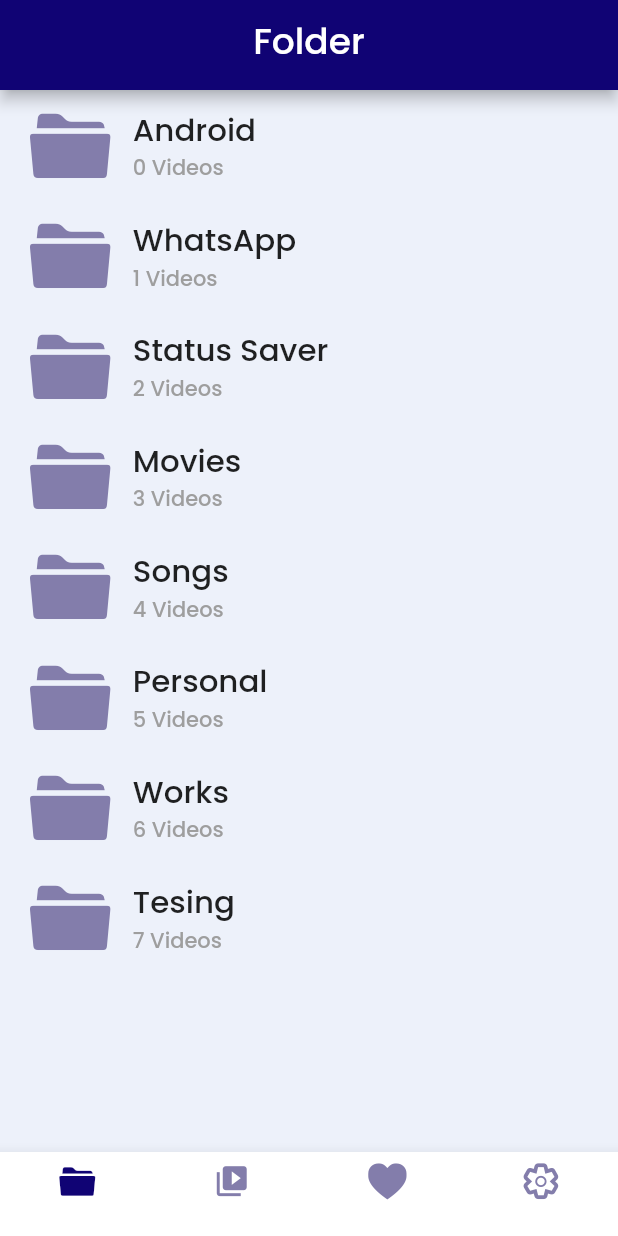
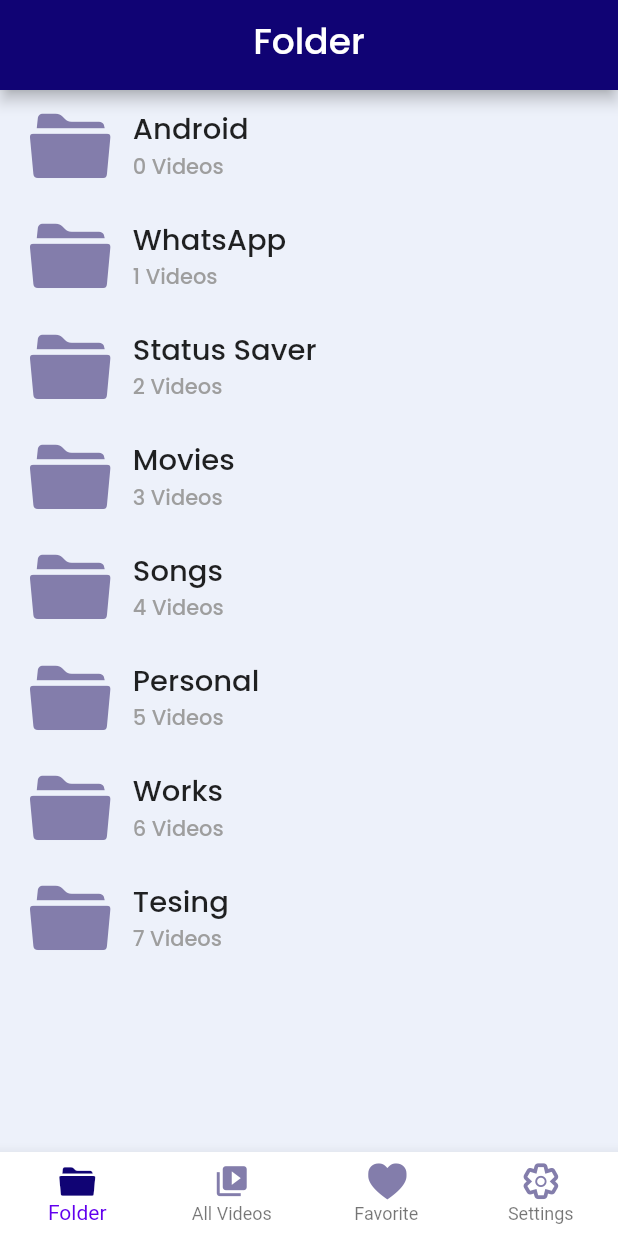
Before and after one commit to fasil2401/my_player, a Flutter app: the App screen opened directly, on a phone screen of 412 x 824 dp. Run offline on Flutter 3.47's test engine with Material 2 defaults, Android fonts, the phone set to English and light mode, and no system bars; our stand-ins replace better_player, shared_preferences; accounts and stored records are empty; network calls fail.

Commit message:
second commit

```diff
--- a/lib/Screens/navigation_screens/widgets/bottomnavigation.dart
+++ b/lib/Screens/navigation_screens/widgets/bottomnavigation.dart
@@ -36,7 +36,8 @@ class BottomNavigation extends StatelessWidget {
         tabIcon[tabItem],
         // color: Colors.grey,
       ),
-      label:  '',
+      label:  tabName[tabItem
+      ],
     );
   }
 }
--- a/lib/Screens/navigation_screens/widgets/tab_item.dart
+++ b/lib/Screens/navigation_screens/widgets/tab_item.dart
@@ -8,10 +8,10 @@ import 'package:my_player/icons/my_flutter_app_icons.dart';
 enum TabItem { folder, allVideos, favorite, settings }
 
 Map<TabItem, String> tabName = {
-  TabItem.folder: 'folder',
-  TabItem.allVideos: 'all',
-  TabItem.favorite: 'favorite',
-  TabItem.settings: 'settings',
+  TabItem.folder: 'Folder',
+  TabItem.allVideos: 'All Videos',
+  TabItem.favorite: 'Favorite',
+  TabItem.settings: 'Settings',
 };
 Map<TabItem, IconData> tabIcon = {
   TabItem.folder: MyFlutterApp.folder_1,
--- a/lib/Screens/navigation_screens/widgets/tab_navigator.dart
+++ b/lib/Screens/navigation_screens/widgets/tab_navigator.dart
@@ -34,11 +34,11 @@ class TabNavigator extends StatelessWidget {
       //       onPush: (materialIndex) =>
       //           _push(context, materialIndex: materialIndex),
       //     ),
-      TabNavigatorRoutes.detail: (context) => ColorDetailsPage(
-            color: activeTabColor[tabItem]!,
-            title: tabName[tabItem]!,
-            materialIndex: materialIndex,
-          ),
+      // TabNavigatorRoutes.detail: (context) => ColorDetailsPage(
+      //       color: activeTabColor[tabItem]!,
+      //       title: tabName[tabItem]!,
+      //       materialIndex: materialIndex,
+      //     ),
     };
   }
 
--- a/lib/Screens/player_screen/palyer.dart
+++ b/lib/Screens/player_screen/palyer.dart
@@ -23,6 +23,9 @@ class PlayerScreen extends StatelessWidget {
               // ignore: prefer_const_constructors
               betterPlayerConfiguration: BetterPlayerConfiguration(
                 aspectRatio: 16 / 9,
+                autoPlay: true,
+                fullScreenByDefault: true,
+                looping: true
               ),
             ),
           ),
--- a/lib/Widgets/custom_list_tile_folder.dart
+++ b/lib/Widgets/custom_list_tile_folder.dart
@@ -55,7 +55,7 @@ class CustomListTileFolder extends StatelessWidget {
                         style: TextStyle(
                           fontFamily: "Poppins",
                           fontSize:
-                              MediaQuery.of(context).size.width * 0.05,
+                              MediaQuery.of(context).size.width * 0.047,
                         ),
                       ),
                       Visibility(
--- a/lib/Widgets/custom_list_tile_video.dart
+++ b/lib/Widgets/custom_list_tile_video.dart
@@ -41,8 +41,8 @@ class CustomListTileVideos extends StatelessWidget {
               Row(
                 children: [
                   Container(
-                    width: MediaQuery.of(context).size.width * 0.22,
-                    height: MediaQuery.of(context).size.width * 0.14,
+                    width: MediaQuery.of(context).size.width * 0.20,
+                    height: MediaQuery.of(context).size.width * 0.13,
                     decoration: BoxDecoration(
                       borderRadius: BorderRadius.circular(6.0),
                       image: DecorationImage(
@@ -74,7 +74,7 @@ class CustomListTileVideos extends StatelessWidget {
                         text,
                         style: TextStyle(
                           fontFamily: "Poppins",
-                          fontSize: MediaQuery.of(context).size.width * 0.05,
+                          fontSize: MediaQuery.of(context).size.width * 0.046,
                         ),
                       ),
                       Visibility(
--- a/lib/Widgets/settings_tile.dart
+++ b/lib/Widgets/settings_tile.dart
@@ -29,7 +29,7 @@ class SettingsTile extends StatelessWidget {
                 ),
                 Text(
                   text,
-                  style:const TextStyle(fontFamily: "Poppins", fontSize: 22),
+                  style:const TextStyle(fontFamily: "Poppins", fontSize: 21),
                 )
               ],
             ),
--- a/lib/main.dart
+++ b/lib/main.dart
@@ -43,7 +43,7 @@ class MyApp extends StatelessWidget {
 
       themeMode: themeProvider.themeMode,
       debugShowCheckedModeBanner: false,
-      title: 'Flutter Demo',
+      title: 'My Player',
       theme: MyThemes.lightTheme,
       darkTheme: MyThemes.darkTheme,
       home:const SplashScreen(),
--- a/lib/provider/theme_provider.dart
+++ b/lib/provider/theme_provider.dart
@@ -25,7 +25,8 @@ class MyThemes {
     backgroundColor: const Color.fromARGB(255, 30, 30, 31),
      bottomNavigationBarTheme: BottomNavigationBarThemeData(
       unselectedIconTheme:  IconThemeData(color: Colors.purple.shade200, opacity: 0.8),
-      selectedIconTheme: IconThemeData(color: Colors.purple),
+      selectedIconTheme:const IconThemeData(color: Colors.purple),
+      backgroundColor: Colors.red
     )
   );
   static final lightTheme = ThemeData(
@@ -43,6 +44,7 @@ class MyThemes {
     bottomNavigationBarTheme:const BottomNavigationBarThemeData(
       unselectedIconTheme:  IconThemeData(color: Color(0xFF837DAB)),
       selectedIconTheme: IconThemeData(color: Color(0xFF100374)),
+      backgroundColor: Colors.grey
     )
   );
 }
--- a/pubspec.yaml
+++ b/pubspec.yaml
@@ -39,7 +39,9 @@ dependencies:
   persistent_bottom_nav_bar: ^4.0.2
   better_player: ^0.0.81
 
+
 dev_dependencies:
+  flutter_launcher_icons: "^0.9.2"
   flutter_test:
     sdk: flutter
 
@@ -50,6 +52,10 @@ dev_dependencies:
   # rules and activating additional ones.
   flutter_lints: ^1.0.0
 
+flutter_icons:
+  android: true
+  ios: true
+  image_path: "assets/images/icon.png"
 # For information on the generic Dart part of this file, see the
 # following page: https://dart.dev/tools/pub/pubspec
 
```
Also changed, not shown: assets/images/icon.png (added), pubspec.lock, 17 other files.
